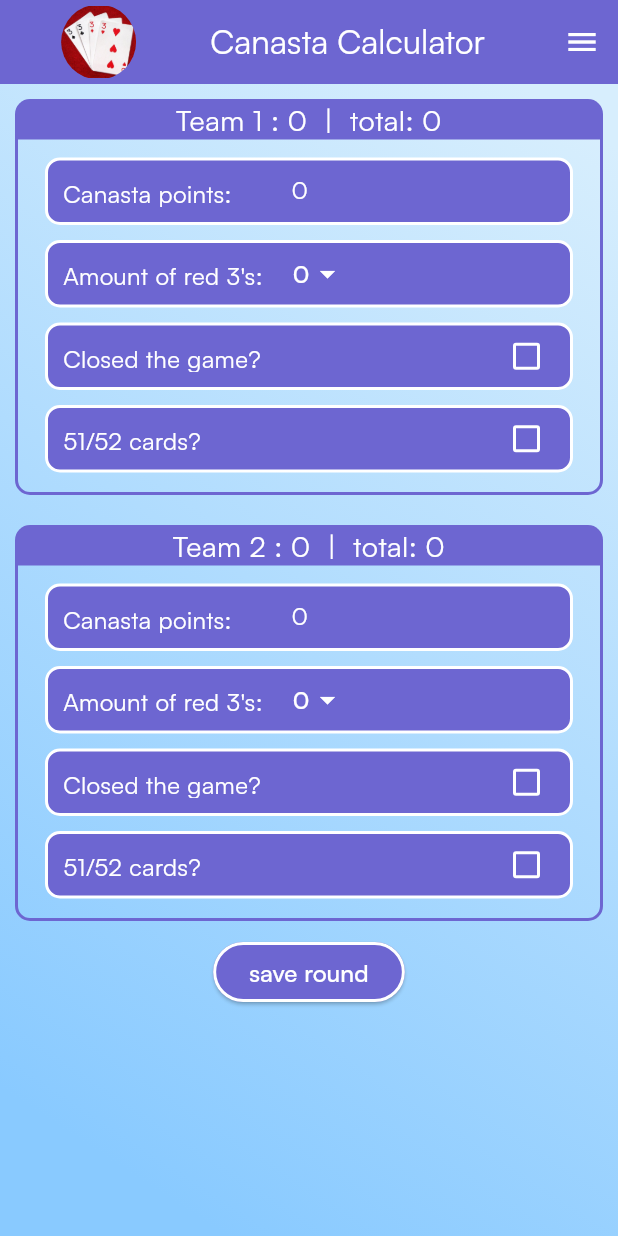
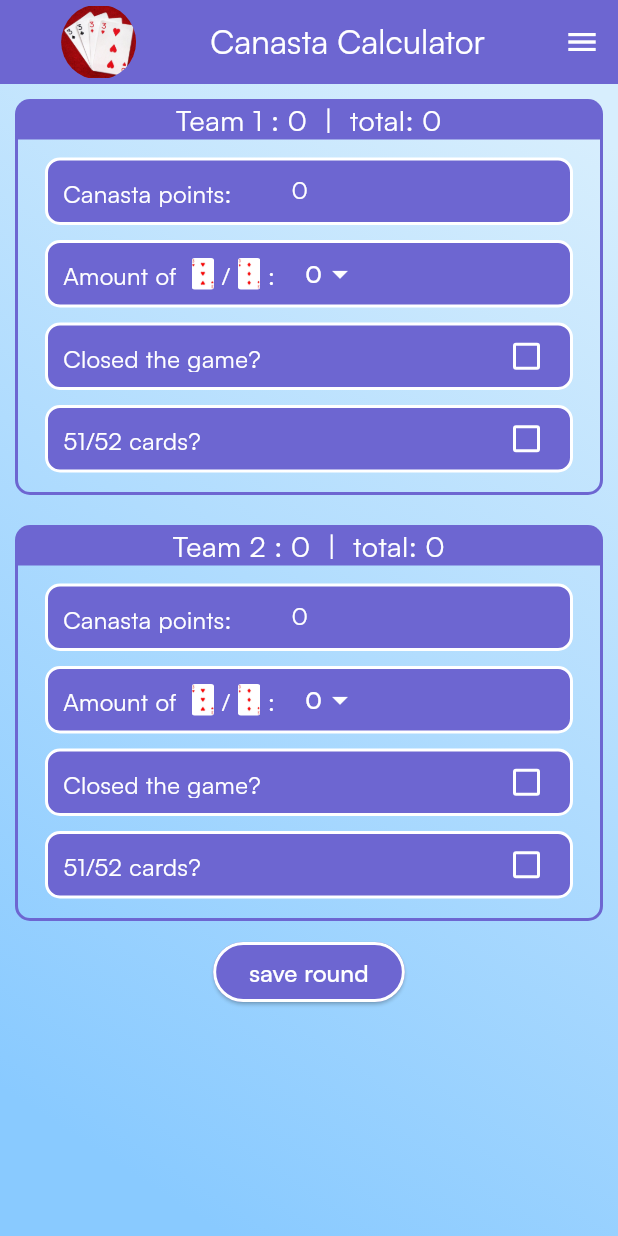
Before and after one commit to qngxl/canasta, a Flutter app: the screen it shows after launch, on a phone screen of 412 x 824 dp. Run offline on Flutter 3.47's test engine with Material 3 defaults, Android fonts, the phone set to English and light mode, and no system bars; our stand-ins replace fl_chart, shared_preferences.

Commit message:
added images for red 3s instead of text red 3s in dropdown, will be removed perhaps

```diff
--- a/lib/team_container.dart
+++ b/lib/team_container.dart
@@ -63,7 +63,15 @@ class TeamContainerState extends State<TeamContainer> {
               children: [
                 Padding(
                   padding: rowInsets,
-                  child: CanastaText("Amount of red 3's:"),
+                  child: Row(mainAxisAlignment: MainAxisAlignment.spaceAround,
+                    children: [
+                      Container(margin: EdgeInsets.only(right: 10),child: CanastaText("Amount of")),
+                      ClipRRect(borderRadius: BorderRadius.circular(2), child: Image.asset("assets/images/3-of-Hearts.jpg")),
+                      Container(margin: EdgeInsets.fromLTRB(5, 0, 5, 0),child: CanastaText("/")),
+                      ClipRRect(borderRadius: BorderRadius.circular(2), child: Image.asset("assets/images/3-of-Diamonds.jpg")),
+                      Container(margin: EdgeInsets.only(left: 5),child: CanastaText(":"))
+                    ],
+                  ),
                 ),
                 DropdownButtonHideUnderline(
                   child: DropdownButton(
--- a/pubspec.yaml
+++ b/pubspec.yaml
@@ -32,6 +32,8 @@ flutter_launcher_icons:
 flutter:
   assets:
     - "assets/images/canasta_icon.jpg"
+    - "assets/images/3-of-Hearts.jpg"
+    - "assets/images/3-of-Diamonds.jpg"
   fonts:
     - family: Satoshi
       fonts:
```
Also changed, not shown: assets/images/3-of-Diamonds.jpg (added), assets/images/3-of-Hearts.jpg (added).
